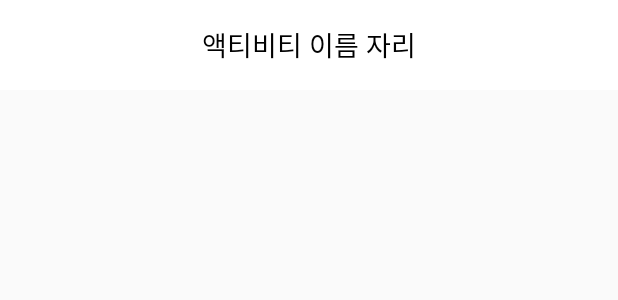
After one commit to mykim76/APIPractice, an Android app: the layout custom_action_bar.xml on its own in the app's theme, with its tools: preview values and no code run, on a phone screen of 412 x 824 dp. The commit adds this screen. Shown: the top 300 px of the screen. Run offline under Robolectric (Android 15) with nearby library versions, the phone set to English and light mode, and no system bars.

Commit message:
커스텀 액션바 XML 생성 - 제목만 우선 배치

```diff
--- /dev/null
+++ b/app/src/main/res/layout/custom_action_bar.xml
@@ -0,0 +1,16 @@
+<?xml version="1.0" encoding="utf-8"?>
+<FrameLayout
+    xmlns:android="http://schemas.android.com/apk/res/android" android:layout_width="match_parent"
+    android:layout_height="60dp"
+    android:background="@color/white">
+
+    <TextView
+        android:id="@+id/txtActivityTitle"
+        android:layout_width="wrap_content"
+        android:layout_height="wrap_content"
+        android:layout_gravity="center"
+        android:textColor="@color/black"
+        android:text="액티비티 이름 자리"
+        android:textSize="18sp"/>
+
+</FrameLayout>
```
Also changed, not shown: app/src/main/java/com/example/apipractice/ViewReplyDetailActivity.kt (+8 -0 lines).
